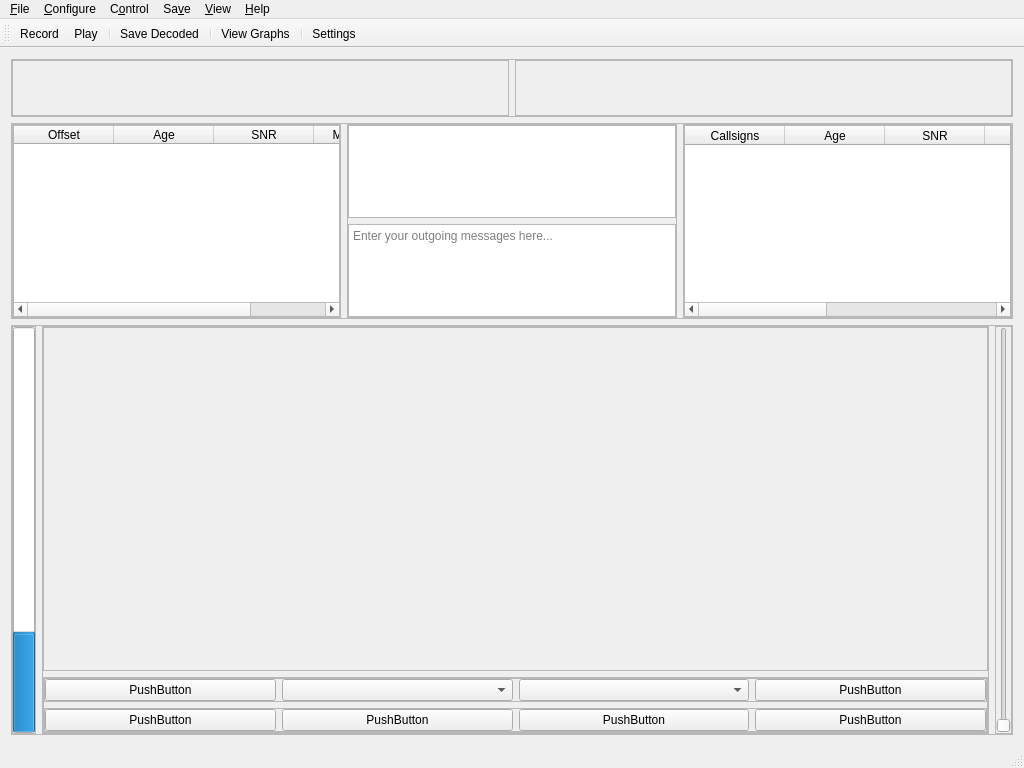
First picture: the form in src/ui/mainwindow.ui, repository GekkoFyre/small-world-deluxe, before the edit.
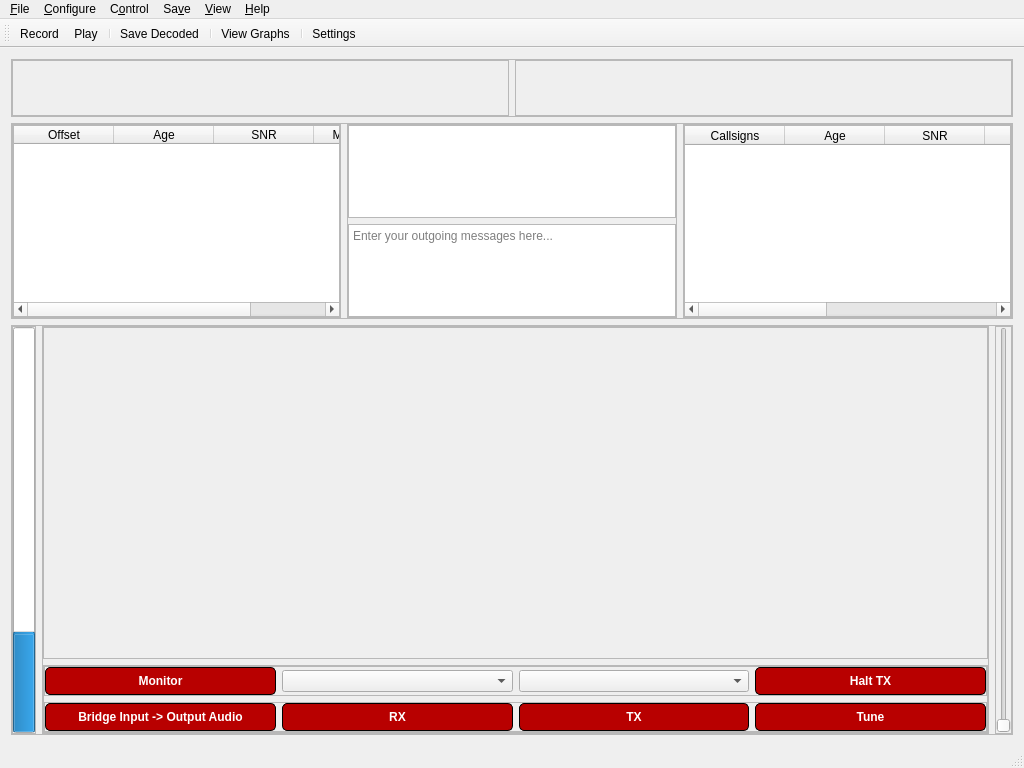
Second picture: the form after the edit.

Commit message: Primarily updated the GUI to Small World Deluxe, specifically QMainWindow itself.

```diff
--- a/src/ui/mainwindow.ui
+++ b/src/ui/mainwindow.ui
@@ -512,9 +512,27 @@
                 <item>
                  <layout class="QHBoxLayout" name="horizontalLayout_6">
                   <item>
-                   <widget class="QPushButton" name="pushButton_5">
+                   <widget class="QPushButton" name="pushButton_radio_monitor">
+                    <property name="styleSheet">
+                     <string notr="true">QPushButton:pressed {
+    background-color: qlineargradient(spread:pad, x1:0, y1:0, x2:0, y2:1,   stop:0 rgba(60, 186, 162, 255), stop:1 rgba(98, 211, 162, 255))
+}
+
+QPushButton {
+     background-color: #B80000; border: 1px solid black;
+     border-radius: 5px;
+     border-width: 1px;
+     padding: 6px;
+     font: bold;
+     color: white;
+}
+
+QPushButton:disabled {
+    background-color: rgb(170, 170, 127)
+}</string>
+                    </property>
                     <property name="text">
-                     <string>PushButton</string>
+                     <string>Monitor</string>
                     </property>
                    </widget>
                   </item>
@@ -537,9 +555,27 @@
                 <item>
                  <layout class="QHBoxLayout" name="horizontalLayout_15">
                   <item>
-                   <widget class="QPushButton" name="pushButton_6">
+                   <widget class="QPushButton" name="pushButton_radio_tx_halt">
+                    <property name="styleSheet">
+                     <string notr="true">QPushButton:pressed {
+    background-color: qlineargradient(spread:pad, x1:0, y1:0, x2:0, y2:1,   stop:0 rgba(60, 186, 162, 255), stop:1 rgba(98, 211, 162, 255))
+}
+
+QPushButton {
+     background-color: #B80000; border: 1px solid black;
+     border-radius: 5px;
+     border-width: 1px;
+     padding: 6px;
+     font: bold;
+     color: white;
+}
+
+QPushButton:disabled {
+    background-color: rgb(170, 170, 127)
+}</string>
+                    </property>
                     <property name="text">
-                     <string>PushButton</string>
+                     <string>Halt TX</string>
                     </property>
                    </widget>
                   </item>
@@ -572,9 +608,27 @@
                 <item>
                  <layout class="QHBoxLayout" name="horizontalLayout_7">
                   <item>
-                   <widget class="QPushButton" name="pushButton_3">
+                   <widget class="QPushButton" name="pushButton_bridge_input_audio">
+                    <property name="styleSheet">
+                     <string notr="true">QPushButton:pressed {
+    background-color: qlineargradient(spread:pad, x1:0, y1:0, x2:0, y2:1,   stop:0 rgba(60, 186, 162, 255), stop:1 rgba(98, 211, 162, 255))
+}
+
+QPushButton {
+     background-color: #B80000; border: 1px solid black;
+     border-radius: 5px;
+     border-width: 1px;
+     padding: 6px;
+     font: bold;
+     color: white;
+}
+
+QPushButton:disabled {
+    background-color: rgb(170, 170, 127)
+}</string>
+                    </property>
                     <property name="text">
-                     <string>PushButton</string>
+                     <string>Bridge Input -&gt; Output Audio</string>
                     </property>
                    </widget>
                   </item>
@@ -583,9 +637,27 @@
                 <item>
                  <layout class="QHBoxLayout" name="horizontalLayout_9">
                   <item>
-                   <widget class="QPushButton" name="pushButton_4">
+                   <widget class="QPushButton" name="pushButton_radio_receive">
+                    <property name="styleSheet">
+                     <string notr="true">QPushButton:pressed {
+    background-color: qlineargradient(spread:pad, x1:0, y1:0, x2:0, y2:1,   stop:0 rgba(60, 186, 162, 255), stop:1 rgba(98, 211, 162, 255))
+}
+
+QPushButton {
+     background-color: #B80000; border: 1px solid black;
+     border-radius: 5px;
+     border-width: 1px;
+     padding: 6px;
+     font: bold;
+     color: white;
+}
+
+QPushButton:disabled {
+    background-color: rgb(170, 170, 127)
+}</string>
+                    </property>
                     <property name="text">
-                     <string>PushButton</string>
+                     <string>RX</string>
                     </property>
                    </widget>
                   </item>
@@ -594,9 +666,27 @@
                 <item>
                  <layout class="QHBoxLayout" name="horizontalLayout_11">
                   <item>
-                   <widget class="QPushButton" name="pushButton_2">
+                   <widget class="QPushButton" name="pushButton_radio_transmit">
+                    <property name="styleSheet">
+                     <string notr="true">QPushButton:pressed {
+    background-color: qlineargradient(spread:pad, x1:0, y1:0, x2:0, y2:1,   stop:0 rgba(60, 186, 162, 255), stop:1 rgba(98, 211, 162, 255))
+}
+
+QPushButton {
+     background-color: #B80000; border: 1px solid black;
+     border-radius: 5px;
+     border-width: 1px;
+     padding: 6px;
+     font: bold;
+     color: white;
+}
+
+QPushButton:disabled {
+    background-color: rgb(170, 170, 127)
+}</string>
+                    </property>
                     <property name="text">
-                     <string>PushButton</string>
+                     <string>TX</string>
                     </property>
                    </widget>
                   </item>
@@ -605,9 +695,27 @@
                 <item>
                  <layout class="QHBoxLayout" name="horizontalLayout_16">
                   <item>
-                   <widget class="QPushButton" name="pushButton">
+                   <widget class="QPushButton" name="pushButton_radio_tune">
+                    <property name="styleSheet">
+                     <string notr="true">QPushButton:pressed {
+    background-color: qlineargradient(spread:pad, x1:0, y1:0, x2:0, y2:1,   stop:0 rgba(60, 186, 162, 255), stop:1 rgba(98, 211, 162, 255))
+}
+
+QPushButton {
+     background-color: #B80000; border: 1px solid black;
+     border-radius: 5px;
+     border-width: 1px;
+     padding: 6px;
+     font: bold;
+     color: white;
+}
+
+QPushButton:disabled {
+    background-color: rgb(170, 170, 127)
+}</string>
+                    </property>
                     <property name="text">
-                     <string>PushButton</string>
+                     <string>Tune</string>
                     </property>
                    </widget>
                   </item>
```
The commit also changes 2 other files.
